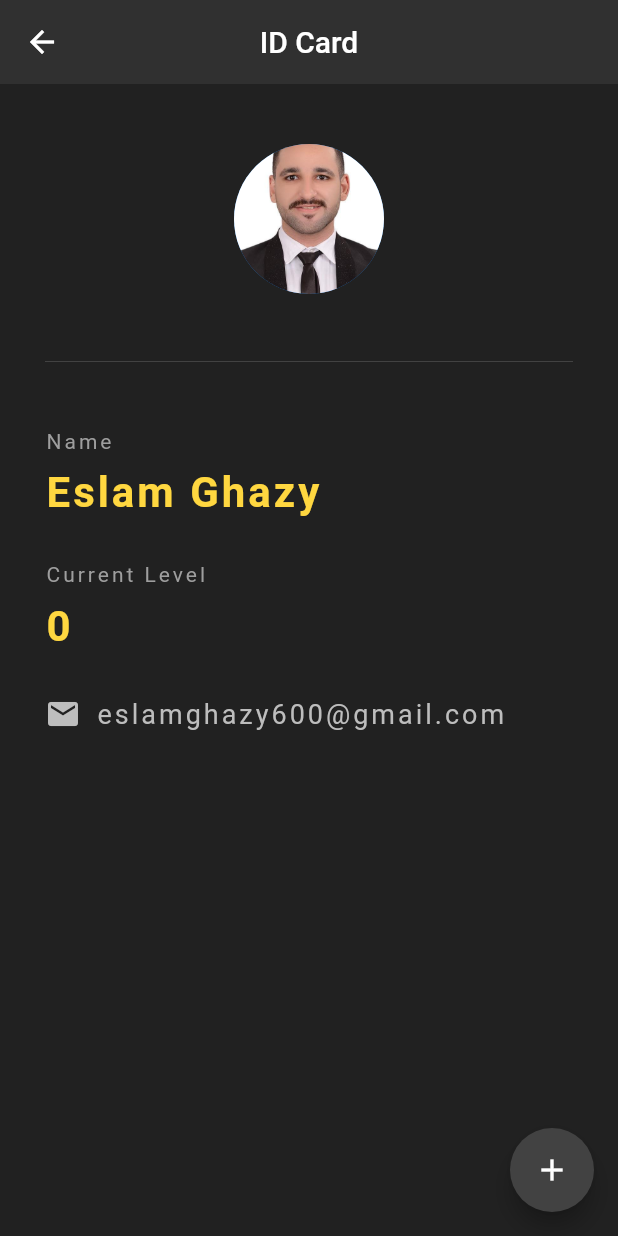
After one commit to CoderEslam/flutter1app, a Flutter app: the IdCardful screen opened directly, on a phone screen of 412 x 824 dp. The commit adds this screen. Run offline on Flutter 3.47's test engine with Material 2 defaults, Android fonts, the phone set to English and light mode, and no system bars; our stand-ins replace fluttertoast.

Commit message:
learn StatefulWidget and setState()

```diff
--- a/lib/ButtonsApp.dart
+++ b/lib/ButtonsApp.dart
@@ -1,6 +1,7 @@
 import 'package:flutter/material.dart';
 import 'package:flutter1app/ExpandedW.dart';
 import 'package:flutter1app/IdCard.dart';
+import 'package:flutter1app/IdCardful.dart';
 
 void main() {
   runApp(const ButtonsApp());
@@ -101,5 +102,5 @@ void goToPage(BuildContext context) => {
 
 void goToPageIdCard(BuildContext context) => {
       Navigator.push(
-          context, MaterialPageRoute(builder: (context) => const IdCard()))
+          context, MaterialPageRoute(builder: (context) => const IdCardful()))
     };
--- /dev/null
+++ b/lib/IdCardful.dart
@@ -0,0 +1,108 @@
+import 'package:flutter/cupertino.dart';
+import 'package:flutter/material.dart';
+
+class IdCardful extends StatefulWidget {
+  const IdCardful({Key? key}) : super(key: key);
+
+  @override
+  State<IdCardful> createState() => _IdCardfulState();
+}
+
+class _IdCardfulState extends State<IdCardful> {
+  int level = 0;
+
+  @override
+  Widget build(BuildContext context) {
+    return Scaffold(
+      backgroundColor: Colors.grey[900],
+      appBar: AppBar(
+        title: Text("ID Card"),
+        centerTitle: true,
+        backgroundColor: Colors.grey[850],
+        elevation: 0.0,
+      ),
+      floatingActionButton: FloatingActionButton(
+        onPressed: () {
+          setState(() {
+            // setState => make StatefulWidget rerun
+            level += 1;
+          });
+        },
+        child: Icon(Icons.add,color: Colors.white,),
+        backgroundColor: Colors.grey[800],
+      ),
+      body: Padding(
+        padding: EdgeInsets.fromLTRB(30.0, 40, 30, 0),
+        child: Column(
+          crossAxisAlignment: CrossAxisAlignment.start,
+          children: [
+            Center(
+              child: CircleAvatar(
+                backgroundImage: AssetImage('assets/r.jpg'),
+                radius: 50.0,
+              ),
+            ),
+            Divider(
+              height: 90.0,
+              color: Colors.grey[800],
+            ),
+            Text(
+              "Name",
+              style: TextStyle(color: Colors.grey, letterSpacing: 2.0),
+            ),
+            SizedBox(
+              height: 10.0,
+            ),
+            Text(
+              "Eslam Ghazy",
+              style: TextStyle(
+                  color: Colors.amberAccent[200],
+                  letterSpacing: 2.0,
+                  fontSize: 28.0,
+                  fontWeight: FontWeight.bold),
+            ),
+            SizedBox(
+              height: 30.0,
+            ),
+            Text(
+              "Current Level",
+              style: TextStyle(color: Colors.grey, letterSpacing: 2.0),
+            ),
+            SizedBox(
+              height: 10.0,
+            ),
+            Text(
+              "$level",
+              style: TextStyle(
+                  color: Colors.amberAccent[200],
+                  letterSpacing: 2.0,
+                  fontSize: 28.0,
+                  fontWeight: FontWeight.bold),
+            ),
+            SizedBox(
+              height: 30.0,
+            ),
+            Row(
+              children: [
+                Icon(
+                  Icons.email,
+                  color: Colors.grey[400],
+                ),
+                SizedBox(
+                  width: 10.0,
+                ),
+                Text(
+                  "eslamghazy600@gmail.com",
+                  style: TextStyle(
+                      color: Colors.grey[400],
+                      fontSize: 18.0,
+                      letterSpacing: 2.0),
+                ),
+              ],
+            ),
+          ],
+        ),
+      ),
+    );
+  }
+}
```
